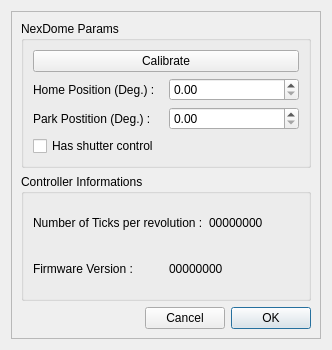
The window that NexDome.ui (rpineau/NexDome) describes before a commit, drawn with Qt 5.
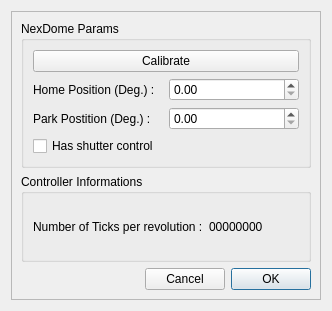
The same window after the commit. Custom widgets are drawn as their Qt base class.

What changed in the file:
```diff
--- a/NexDome.ui
+++ b/NexDome.ui
@@ -7,7 +7,7 @@
     <x>0</x>
     <y>0</y>
     <width>332</width>
-    <height>350</height>
+    <height>311</height>
    </rect>
   </property>
   <property name="windowTitle">
@@ -143,24 +143,6 @@
            </item>
           </layout>
          </item>
-         <item row="1" column="0">
-          <layout class="QHBoxLayout" name="horizontalLayout_5">
-           <item>
-            <widget class="QLabel" name="label_4">
-             <property name="text">
-              <string>Firmware Version :</string>
-             </property>
-            </widget>
-           </item>
-           <item>
-            <widget class="QLabel" name="firmwareVersion">
-             <property name="text">
-              <string>00000000</string>
-             </property>
-            </widget>
-           </item>
-          </layout>
-         </item>
         </layout>
        </widget>
       </item>
```
